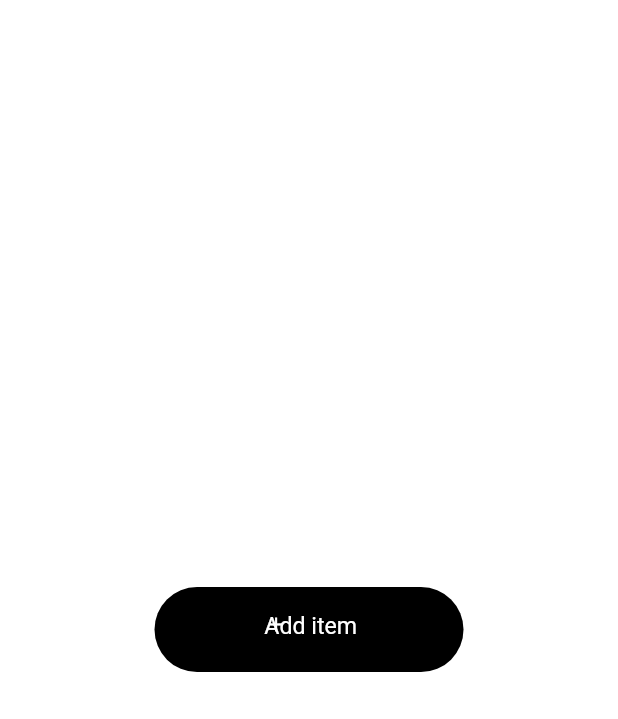
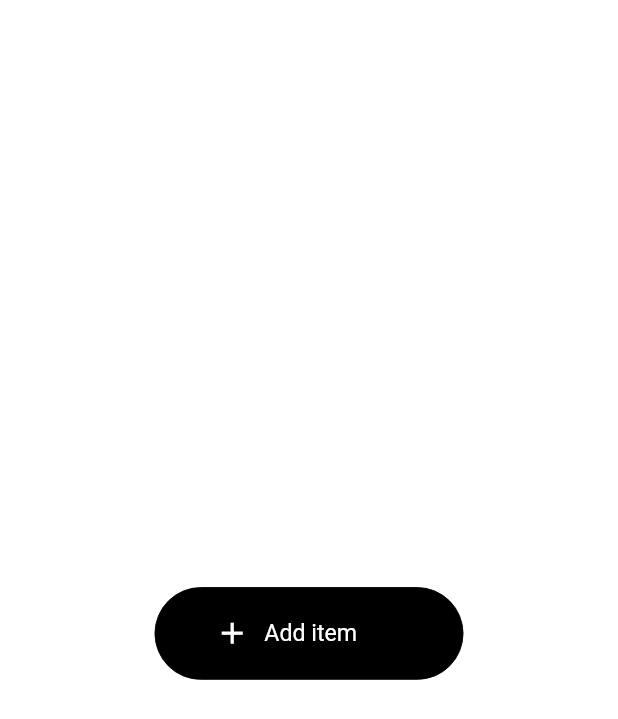
Before and after one commit to StudyingTimer/Flutter-StudyingTimer, a Flutter app: the Todo screen opened directly, on a phone screen of 412 x 824 dp. Shown: the top 719 px of the screen. Run offline on Flutter 3.47's test engine with Material 2 defaults, Android fonts, the light colour scheme and no system bars; our stand-ins replace flutter_screenutil, flutter_spinkit, fluttertoast, font_awesome_flutter, salomon_bottom_bar, webview_flutter.

Commit message:
[ADD] animation

```diff
--- a/studying_timer/lib/screens/bottombar/todo.dart
+++ b/studying_timer/lib/screens/bottombar/todo.dart
@@ -13,6 +13,7 @@ class Todo extends StatefulWidget {
 class _TodoState extends State<Todo> {
   var now = DateTime.now();
   bool ispressed = false;
+  final myController = TextEditingController();
   late String formatDate1 = DateFormat('MM. dd. ').format(now);
   late String formatData2 = DateFormat('E', 'ko').format(now);
   int buttonleft = 90;
@@ -21,7 +22,11 @@ class _TodoState extends State<Todo> {
 
   @override
   Widget build(BuildContext context) {
-    return Scaffold(
+    return GestureDetector(
+      onTap: () {
+        FocusScope.of(context).unfocus();
+      },
+      child: Scaffold(
           resizeToAvoidBottomInset: false,
           backgroundColor: Colors.white,
           appBar: null,
@@ -57,22 +62,29 @@ class _TodoState extends State<Todo> {
           // ),
           body: Stack(
             children: [
-            GestureDetector(
-              onTap: () {
-                setState(() {
-                  ispressed = !ispressed;
-                });
-              },
-              child: AnimatedPadding(
-                padding: EdgeInsets.only(
-                    left: buttonleft.w, right: buttonright.w, top: buttontop.h),
-                duration: const Duration(microseconds: 100000),
-                child: Container(
-                  width: double.infinity,
-                  height: 55.h,
-                  decoration: BoxDecoration(
-                      borderRadius: BorderRadius.circular(30.r),
-                      color: Colors.black),
+              Padding(
+                padding: EdgeInsets.only(left: 150.w, top: 397.h),
+                child: TextField(
+                  controller: myController,
+                  autofocus: ispressed ? true : false,
+                  style: TextStyle(fontSize: 15.sp, color: Colors.black),
+                  textAlign: TextAlign.start,
+                  cursorColor: Colors.black.withOpacity(0.4),
+                  textAlignVertical: TextAlignVertical.center,
+                  maxLength: 20,
+                  decoration: InputDecoration(
+                    counterText: "",
+                    hintStyle: TextStyle(
+                      color: Colors.black.withOpacity(0.5),
+                      fontSize: 19.sp,
+                    ),
+                    border: InputBorder.none,
+                    focusedBorder: InputBorder.none,
+                    enabledBorder: InputBorder.none,
+                    errorBorder: InputBorder.none,
+                    disabledBorder: InputBorder.none,
+                    contentPadding: const EdgeInsets.only(
+                        left: 15, bottom: 11, top: 11, right: 15),
                   ),
                 ),
               ),
@@ -82,16 +94,21 @@ class _TodoState extends State<Todo> {
                     ispressed = !ispressed;
                   });
                 },
-              child: Padding(
-                padding: EdgeInsets.only(left: 154.w, top: 397.h),
-                child: AnimatedOpacity(
-                    opacity: ispressed ? 0 : 1,
-                    duration: const Duration(microseconds: 100000),
-                    child: Icon(
-                      Icons.add,
-                      color: Colors.white,
-                      size: 15.h,
-                    )),
+                child: AnimatedPadding(
+                  padding: EdgeInsets.only(
+                      left: ispressed ? 23.w : 90.w,
+                      right: ispressed ? 23.w : 90.w,
+                      top: buttontop.h),
+                  duration: const Duration(microseconds: 240000),
+                  child: AnimatedContainer(
+                    duration: const Duration(microseconds: 240000),
+                    width: double.infinity,
+                    height: 60.h,
+                    decoration: BoxDecoration(
+                        border: Border.all(width: 0.5.w, color: Colors.black),
+                        borderRadius: BorderRadius.circular(30.r),
+                        color: ispressed ? Colors.white : Colors.black),
+                  ),
                 ),
               ),
               GestureDetector(
@@ -100,8 +117,27 @@ class _TodoState extends State<Todo> {
                     ispressed = !ispressed;
                   });
                 },
+                child: AnimatedPadding(
+                    duration: const Duration(microseconds: 160000),
+                    padding: EdgeInsets.only(
+                        left: ispressed ? 300.w : 125.w, top: 398.h),
+                    child: AnimatedContainer(
+                      duration: const Duration(microseconds: 150000),
+                      child: Icon(
+                        Icons.add,
+                        color: ispressed ? Colors.black : Colors.white,
+                        size: 23.h,
+                      ),
+                    )),
+              ),
+              GestureDetector(
+                onTap: () {
+                  setState(() {
+                    ispressed = !ispressed;
+                  });
+                },
                 child: Padding(
-                padding: EdgeInsets.only(left: 154.w, top: 397.h),
+                  padding: EdgeInsets.only(left: 154.w, top: 401.h),
                   child: AnimatedOpacity(
                     opacity: ispressed ? 0 : 1,
                     duration: const Duration(microseconds: 100000),
@@ -113,6 +149,7 @@ class _TodoState extends State<Todo> {
                 ),
               )
             ],
-        ));
+          )),
+    );
   }
 }
```
Lines whose indentation alone changed are shown as unchanged.
